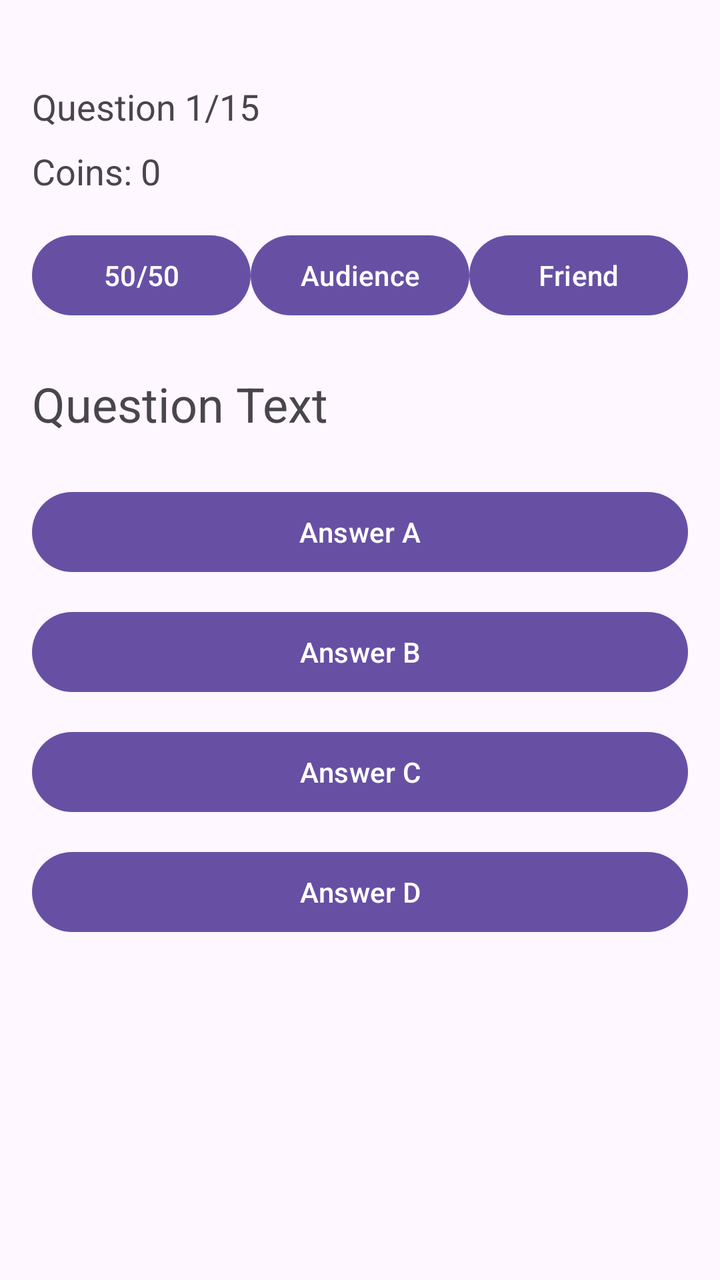
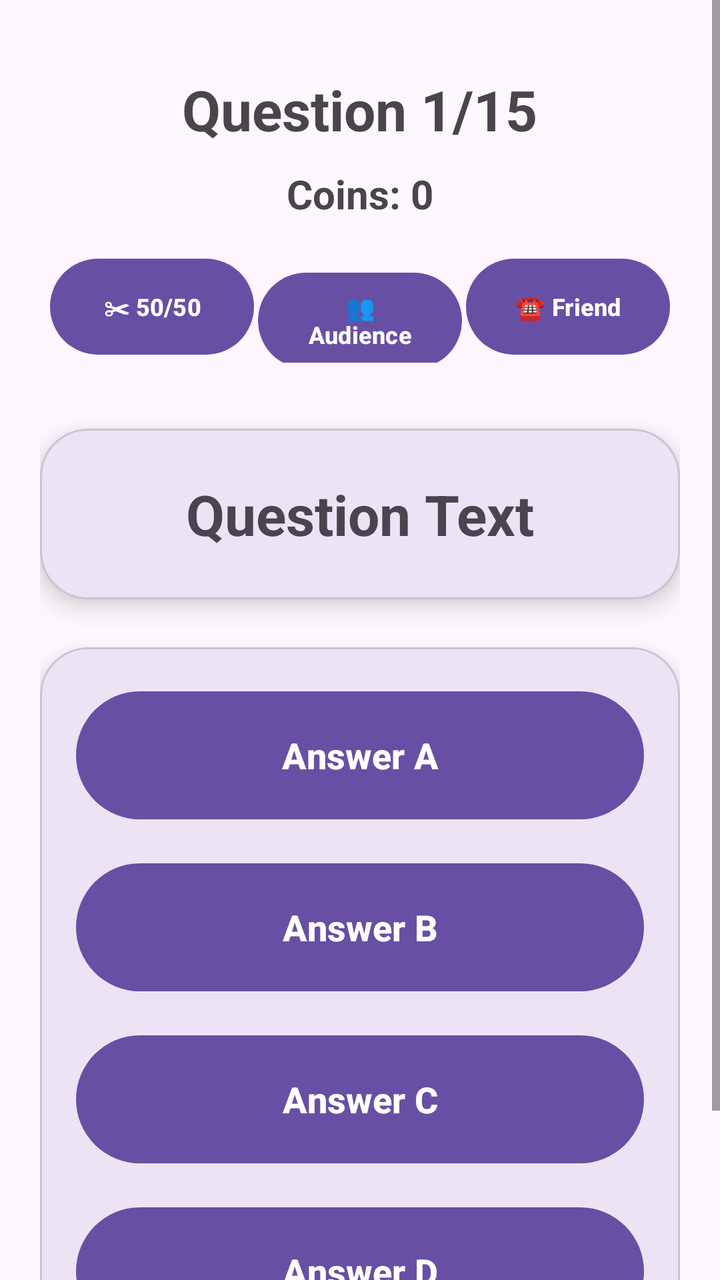

The first picture is an Android layout as it rendered before a commit; the second is the same layout after the commit. The layout source and the unified diff follow.
<!-- AndroidManifest.xml: application theme Theme.OstaniBeden -->
<!-- res/layout/activity_quiz.xml -->
<?xml version="1.0" encoding="utf-8"?>
<LinearLayout
    xmlns:android="http://schemas.android.com/apk/res/android"
    android:layout_width="match_parent"
    android:layout_height="match_parent"
    android:orientation="vertical"
    android:padding="16dp">

    <TextView
        android:id="@+id/tvQuestionCounter"
        android:layout_width="wrap_content"
        android:layout_height="wrap_content"
        android:text="Question 1/15"
        android:textSize="18sp"
        android:layout_marginTop="25dp"/>

    <TextView
        android:id="@+id/tvCoins"
        android:layout_width="wrap_content"
        android:layout_height="wrap_content"
        android:text="Coins: 0"
        android:textSize="18sp"
        android:layout_marginTop="8dp"/>

    <LinearLayout
        android:layout_width="match_parent"
        android:layout_height="wrap_content"
        android:orientation="horizontal"
        android:layout_marginTop="16dp">

        <Button
            android:id="@+id/btn5050"
            android:layout_width="0dp"
            android:layout_height="wrap_content"
            android:layout_weight="1"
            android:text="50/50"/>

        <Button
            android:id="@+id/btnAudience"
            android:layout_width="0dp"
            android:layout_height="wrap_content"
            android:layout_weight="1"
            android:text="Audience"/>

        <Button
            android:id="@+id/btnFriend"
            android:layout_width="0dp"
            android:layout_height="wrap_content"
            android:layout_weight="1"
            android:text="Friend"/>

    </LinearLayout>

    <TextView
        android:id="@+id/tvQuestionText"
        android:layout_width="match_parent"
        android:layout_height="wrap_content"
        android:text="Question Text"
        android:textSize="24sp"
        android:layout_marginTop="24dp"/>

    <Button
        android:id="@+id/btnAnswerA"
        android:layout_width="match_parent"
        android:layout_height="wrap_content"
        android:text="Answer A"
        android:layout_marginTop="24dp"/>

    <Button
        android:id="@+id/btnAnswerB"
        android:layout_width="match_parent"
        android:layout_height="wrap_content"
        android:text="Answer B"
        android:layout_marginTop="12dp"/>

    <Button
        android:id="@+id/btnAnswerC"
        android:layout_width="match_parent"
        android:layout_height="wrap_content"
        android:text="Answer C"
        android:layout_marginTop="12dp"/>

    <Button
        android:id="@+id/btnAnswerD"
        android:layout_width="match_parent"
        android:layout_height="wrap_content"
        android:text="Answer D"
        android:layout_marginTop="12dp"/>

</LinearLayout>
<!-- resources referenced by this layout -->
<resources>
  <style name="Theme.OstaniBeden" parent="Base.Theme.OstaniBeden" />
  <style name="Base.Theme.OstaniBeden" parent="Theme.Material3.DayNight.NoActionBar">
          
          
      </style>
</resources>

<!-- the commit's change to res/layout/activity_quiz.xml (unified diff, before → after) -->
@@ -1,90 +1,157 @@
 <?xml version="1.0" encoding="utf-8"?>
-<LinearLayout
+<ScrollView
     xmlns:android="http://schemas.android.com/apk/res/android"
+    xmlns:app="http://schemas.android.com/apk/res-auto"
     android:layout_width="match_parent"
     android:layout_height="match_parent"
-    android:orientation="vertical"
-    android:padding="16dp">
-
-    <TextView
-        android:id="@+id/tvQuestionCounter"
-        android:layout_width="wrap_content"
-        android:layout_height="wrap_content"
-        android:text="Question 1/15"
-        android:textSize="18sp"
-        android:layout_marginTop="25dp"/>
-
-    <TextView
-        android:id="@+id/tvCoins"
-        android:layout_width="wrap_content"
-        android:layout_height="wrap_content"
-        android:text="Coins: 0"
-        android:textSize="18sp"
-        android:layout_marginTop="8dp"/>
+    android:fillViewport="true">
 
     <LinearLayout
         android:layout_width="match_parent"
         android:layout_height="wrap_content"
-        android:orientation="horizontal"
-        android:layout_marginTop="16dp">
+        android:orientation="vertical"
+        android:padding="20dp">
 
-        <Button
-            android:id="@+id/btn5050"
-            android:layout_width="0dp"
+        <TextView
+            android:id="@+id/tvQuestionCounter"
+            android:layout_width="wrap_content"
             android:layout_height="wrap_content"
-            android:layout_weight="1"
-            android:text="50/50"/>
+            android:text="Question 1/15"
+            android:textSize="28sp"
+            android:textStyle="bold"
+            android:layout_gravity="center_horizontal"
+            android:layout_marginTop="16dp"/>
 
-        <Button
-            android:id="@+id/btnAudience"
-            android:layout_width="0dp"
+        <TextView
+            android:id="@+id/tvCoins"
+            android:layout_width="wrap_content"
             android:layout_height="wrap_content"
-            android:layout_weight="1"
-            android:text="Audience"/>
+            android:text="Coins: 0"
+            android:textSize="20sp"
+            android:textStyle="bold"
+            android:layout_gravity="center_horizontal"
+            android:layout_marginTop="10dp"
+            android:layout_marginBottom="10dp"/>
 
-        <Button
-            android:id="@+id/btnFriend"
-            android:layout_width="0dp"
+            <LinearLayout
+                android:layout_width="match_parent"
+                android:layout_height="wrap_content"
+                android:orientation="horizontal"
+                android:padding="5dp">
+
+                <Button
+                    android:id="@+id/btn5050"
+                    android:layout_width="0dp"
+                    android:layout_height="56dp"
+                    android:layout_weight="1"
+                    android:text="✂ 50/50"
+                    android:textSize="12sp"
+                    android:textStyle="bold"/>
+
+                <Button
+                    android:id="@+id/btnAudience"
+                    android:layout_width="0dp"
+                    android:layout_height="56dp"
+                    android:layout_weight="1"
+                    android:text="👥 Audience"
+                    android:textSize="12sp"
+                    android:textStyle="bold"
+                    android:layout_marginHorizontal="2dp"/>
+
+                <Button
+                    android:id="@+id/btnFriend"
+                    android:layout_width="0dp"
+                    android:layout_height="56dp"
+                    android:layout_weight="1"
+                    android:text="☎ Friend"
+                    android:textSize="12sp"
+                    android:textStyle="bold"/>
+
+            </LinearLayout>
+
+        
+
+        <com.google.android.material.card.MaterialCardView
+            android:layout_width="match_parent"
             android:layout_height="wrap_content"
-            android:layout_weight="1"
-            android:text="Friend"/>
+            android:layout_marginTop="28dp"
+            app:cardCornerRadius="24dp"
+            app:cardElevation="7dp">
+
+            <LinearLayout
+                android:layout_width="match_parent"
+                android:layout_height="wrap_content"
+                android:padding="24dp"
+                android:orientation="vertical">
+
+                <TextView
+                    android:id="@+id/tvQuestionText"
+                    android:layout_width="match_parent"
+                    android:layout_height="wrap_content"
+                    android:text="Question Text"
+                    android:textSize="28sp"
+                    android:textStyle="bold"
+                    android:gravity="center"/>
+
+            </LinearLayout>
+
+        </com.google.android.material.card.MaterialCardView>
+
+        
+
+        <com.google.android.material.card.MaterialCardView
+            android:layout_width="match_parent"
+            android:layout_height="wrap_content"
+            android:layout_marginTop="24dp"
+            android:layout_marginBottom="28dp"
+            app:cardCornerRadius="24dp"
+            app:cardElevation="7dp">
+
+            <LinearLayout
+                android:layout_width="match_parent"
+                android:layout_height="wrap_content"
+                android:orientation="vertical"
+                android:padding="18dp">
+
+                <Button
+                    android:id="@+id/btnAnswerA"
+                    android:layout_width="match_parent"
+                    android:layout_height="72dp"
+                    android:text="Answer A"
+                    android:textSize="18sp"
+                    android:textStyle="bold"
+                    android:layout_marginBottom="14dp"/>
+
+                <Button
+                    android:id="@+id/btnAnswerB"
+                    android:layout_width="match_parent"
+                    android:layout_height="72dp"
+                    android:text="Answer B"
+                    android:textSize="18sp"
+                    android:textStyle="bold"
+                    android:layout_marginBottom="14dp"/>
+
+                <Button
+                    android:id="@+id/btnAnswerC"
+                    android:layout_width="match_parent"
+                    android:layout_height="72dp"
+                    android:text="Answer C"
+                    android:textSize="18sp"
+                    android:textStyle="bold"
+                    android:layout_marginBottom="14dp"/>
+
+                <Button
+                    android:id="@+id/btnAnswerD"
+                    android:layout_width="match_parent"
+                    android:layout_height="72dp"
+                    android:text="Answer D"
+                    android:textSize="18sp"
+                    android:textStyle="bold"/>
+
+            </LinearLayout>
+
+        </com.google.android.material.card.MaterialCardView>
 
     </LinearLayout>
 
-    <TextView
-        android:id="@+id/tvQuestionText"
-        android:layout_width="match_parent"
-        android:layout_height="wrap_content"
-        android:text="Question Text"
-        android:textSize="24sp"
-        android:layout_marginTop="24dp"/>
-
-    <Button
-        android:id="@+id/btnAnswerA"
-        android:layout_width="match_parent"
-        android:layout_height="wrap_content"
-        android:text="Answer A"
-        android:layout_marginTop="24dp"/>
-
-    <Button
-        android:id="@+id/btnAnswerB"
-        android:layout_width="match_parent"
-        android:layout_height="wrap_content"
-        android:text="Answer B"
-        android:layout_marginTop="12dp"/>
-
-    <Button
-        android:id="@+id/btnAnswerC"
-        android:layout_width="match_parent"
-        android:layout_height="wrap_content"
-        android:text="Answer C"
-        android:layout_marginTop="12dp"/>
-
-    <Button
-        android:id="@+id/btnAnswerD"
-        android:layout_width="match_parent"
-        android:layout_height="wrap_content"
-        android:text="Answer D"
-        android:layout_marginTop="12dp"/>
-
-</LinearLayout>
+</ScrollView>
